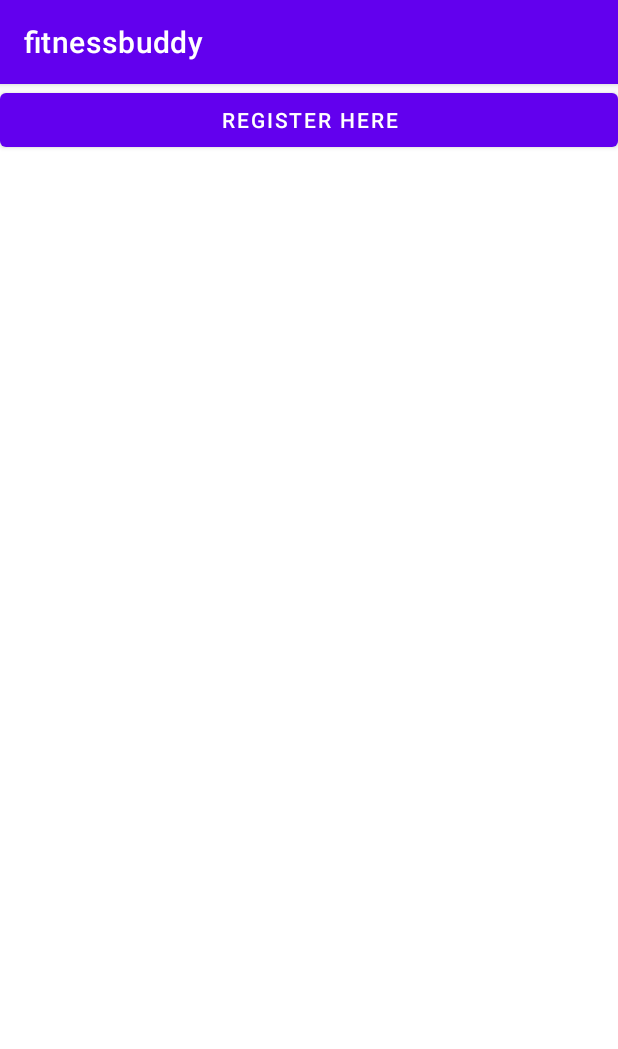
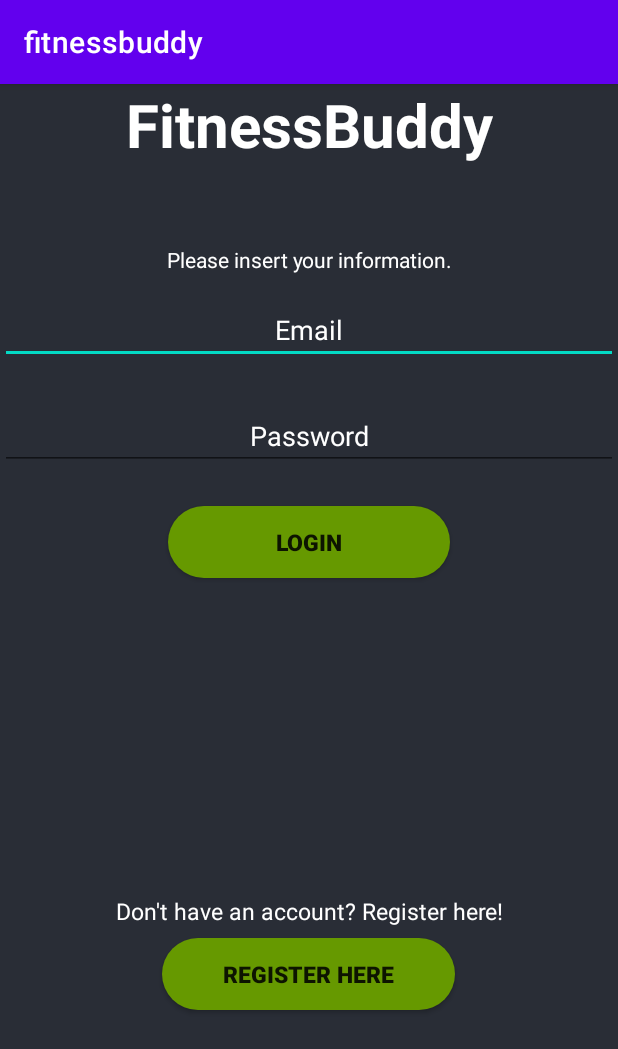
Before and after one commit to ardiaanM/fitnessbuddy, an Android app: the screen it shows after launch (MainActivity), on a phone screen of 412 x 824 dp. Shown: the top 1049 px of the screen. Run offline under Robolectric (Android 15) with nearby library versions, the phone set to English and light mode, and no system bars.

Commit message:
Updated -> New style for login. New buttons backgrounds. New Background.

```diff
--- /dev/null
+++ b/app/src/main/res/drawable/box_for_login.xml
@@ -0,0 +1,10 @@
+<?xml version="1.0" encoding="utf-8"?>
+<shape xmlns:android="http://schemas.android.com/apk/res/android" android:shape="rectangle">
+
+    <solid android:color="#808080"/>
+    <corners android:radius="100dp"/>
+
+
+
+
+</shape>
--- /dev/null
+++ b/app/src/main/res/drawable/button_bg.xml
@@ -0,0 +1,7 @@
+<?xml version="1.0" encoding="utf-8"?>
+<shape xmlns:android="http://schemas.android.com/apk/res/android">
+
+    <corners android:radius="40dp"/>
+    <solid android:color="@color/white"/>
+
+</shape>
--- /dev/null
+++ b/app/src/main/res/drawable/button_chat.xml
@@ -0,0 +1,7 @@
+<?xml version="1.0" encoding="utf-8"?>
+<shape xmlns:android="http://schemas.android.com/apk/res/android">
+
+    <corners android:radius="40dp"/>
+    <solid android:color="@android:color/holo_green_dark"/>
+
+</shape>
--- a/app/src/main/res/layout/activity_main.xml
+++ b/app/src/main/res/layout/activity_main.xml
@@ -4,12 +4,80 @@
     xmlns:tools="http://schemas.android.com/tools"
     android:layout_width="match_parent"
     android:layout_height="match_parent"
+    android:background="@color/black_shade_1"
     tools:context=".MainActivity">
 
-    <Button
-        android:id="@+id/buttonRegisterHere"
+    <TextView
+        android:id="@+id/textViewTitle"
         android:layout_width="match_parent"
         android:layout_height="wrap_content"
-        android:text="Register Here" />
+        android:textSize="40sp"
+        android:textStyle="bold"
+        android:gravity="center"
+        android:textColor="@color/white"
+        android:text="FitnessBuddy"/>
+
+    <TextView
+        android:layout_width="match_parent"
+        android:layout_height="wrap_content"
+        android:layout_below="@+id/textViewTitle"
+        android:layout_marginTop="53dp"
+        android:gravity="center"
+        android:text="Please insert your information."
+        android:textColor="@color/white" />
+
+    <EditText
+        android:id="@+id/editTextEmail"
+        android:layout_width="match_parent"
+        android:layout_height="wrap_content"
+        android:layout_below="@id/textViewTitle"
+        android:layout_marginTop="87dp"
+        android:gravity="center"
+        android:hint="Email"
+        android:textColorHint="@color/white" />
+
+    <EditText
+        android:id="@+id/editTextPassword"
+        android:layout_width="match_parent"
+        android:layout_height="wrap_content"
+        android:layout_below="@id/editTextEmail"
+        android:layout_marginTop="25dp"
+        android:gravity="center"
+        android:hint="Password"
+        android:password="true"
+        android:textColorHint="@color/white" />
+
+    <androidx.appcompat.widget.AppCompatButton
+        android:id="@+id/buttonLogin"
+        android:layout_width="188dp"
+        android:layout_height="wrap_content"
+        android:layout_below="@+id/editTextPassword"
+        android:layout_centerHorizontal="true"
+        android:layout_marginTop="24dp"
+        android:background="@drawable/button_chat"
+        android:text="Login"
+        android:textSize="15sp"
+        android:textStyle="bold" />
+
+    <TextView
+        android:layout_width="match_parent"
+        android:layout_height="wrap_content"
+        android:layout_below="@+id/buttonLogin"
+        android:layout_marginTop="211dp"
+        android:text="Don't have an account? Register here!"
+        android:gravity="center"
+        android:textColor="@color/white"
+        android:textSize="15dp" />
+
+    <androidx.appcompat.widget.AppCompatButton
+        android:id="@+id/buttonRegisterHere"
+        android:layout_width="195dp"
+        android:layout_height="wrap_content"
+        android:layout_centerHorizontal="true"
+        android:layout_marginTop="569dp"
+        android:background="@drawable/button_chat"
+        android:text="Register Here"
+        android:textSize="15sp"
+        android:textStyle="bold" />
 
 </RelativeLayout>
--- a/app/src/main/res/values/colors.xml
+++ b/app/src/main/res/values/colors.xml
@@ -7,4 +7,5 @@
     <color name="teal_700">#FF018786</color>
     <color name="black">#FF000000</color>
     <color name="white">#FFFFFFFF</color>
+    <color name="black_shade_1">#292D36</color>
 </resources>
```
